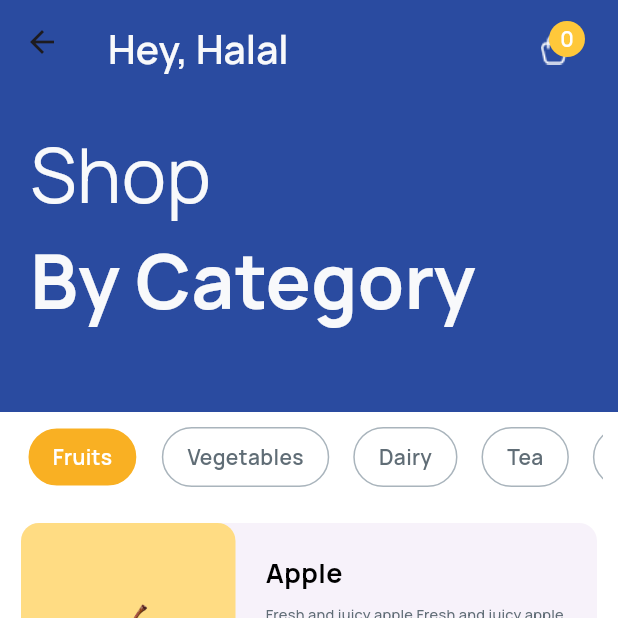
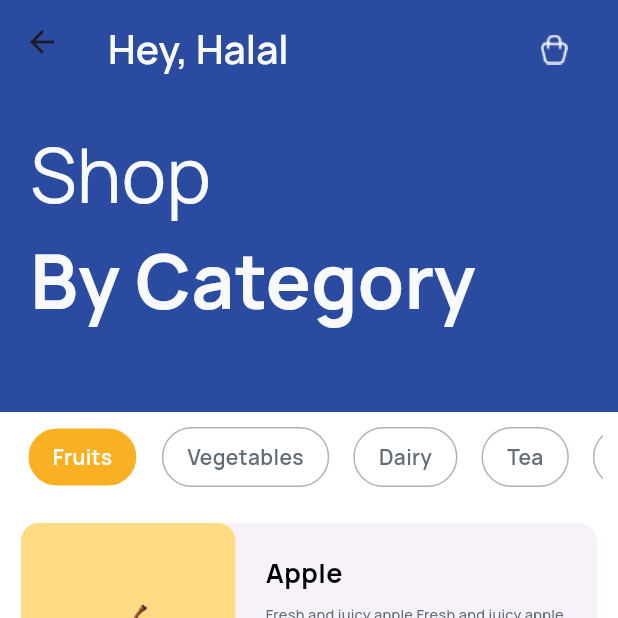
Before and after one commit to NGPTechWorld/PTCTest2, a Flutter app: the CategoryScreenStyle2 screen opened directly, on a phone screen of 412 x 824 dp, the top half of it. Run offline on Flutter 3.47's test engine with Material 3 defaults, Android fonts, the phone set to English and light mode, and no system bars; our stand-ins replace flutter_rating_bar, get, hexcolor.

Commit message:
hide ciricle in cartitems if =0

```diff
--- a/lib/widgets/CartIcon.dart
+++ b/lib/widgets/CartIcon.dart
@@ -34,7 +34,10 @@ class _CartIconState extends State<CartIcon> {
               height: 30,
               color: widget.color,
             ),
-            Positioned(
+            GetX<CartController>(
+              builder: (controller) => cartController.current.value == 0
+                  ? Container()
+                  : Positioned(
                       left: AppSize.s10,
                       bottom: AppSize.s20,
                       child: Container(
@@ -46,8 +49,7 @@ class _CartIconState extends State<CartIcon> {
                         constraints: const BoxConstraints(
                             minWidth: AppSize.s24, maxHeight: AppSize.s24),
                         child: Center(
-                  child: GetX<CartController>(
-                    builder: (controller) => Text(
+                          child: Text(
                             cartController.current.value.toString(),
                             style: StyleManager.body02_Semibold(
                               color: widget.color,
@@ -56,7 +58,7 @@ class _CartIconState extends State<CartIcon> {
                         ),
                       ),
                     ),
-            ),
+            )
           ],
         ),
       ),
```
Lines whose indentation alone changed are shown as unchanged.
